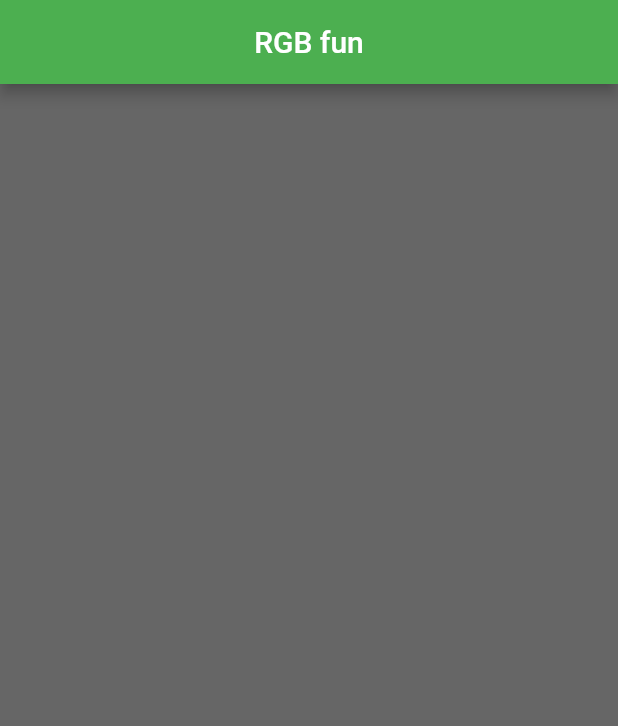
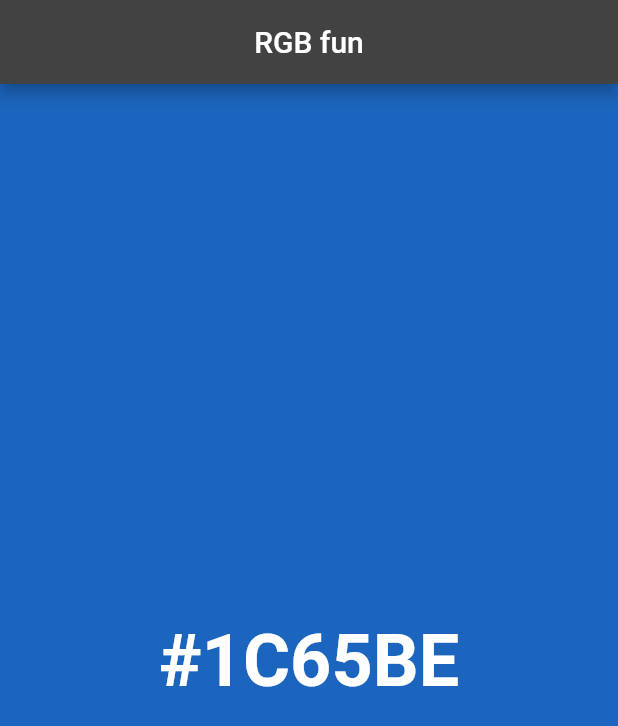
Before and after one commit to Psyhackological/RGBfun, a Flutter app: the screen it shows after launch, on a phone screen of 412 x 824 dp. Shown: the top 726 px of the screen. Run offline on Flutter 3.47's test engine with Material 2 defaults, Android fonts, the phone set to English and light mode, and no system bars.

Commit message:
Changed to dark theme and initialized Random Color Generator

```diff
--- a/lib/main.dart
+++ b/lib/main.dart
@@ -13,9 +13,7 @@ class MyApp extends StatelessWidget {
   Widget build(BuildContext context) {
     return MaterialApp(
       title: 'RGB fun',
-      theme: ThemeData(
-        primarySwatch: Colors.green,
-      ),
+      theme: ThemeData.dark(),
       home: const MyHomePage(title: 'RGB fun'),
       debugShowCheckedModeBanner: false,
     );
@@ -32,28 +30,43 @@ class MyHomePage extends StatefulWidget {
 }
 
 class _MyHomePageState extends State<MyHomePage> {
-  Color _currentColor = const Color(0xFF666666);
+  late Color _currentColor;
 
-  void _generateRandomColor() {
+  @override
+  void initState() {
+    super.initState();
+    _currentColor = generateRandomColor();
+  }
+
+  Color generateRandomColor() {
     final random = Random();
-    setState(() {
-      _currentColor = Color.fromRGBO(
+    return Color.fromRGBO(
       random.nextInt(256),
       random.nextInt(256),
       random.nextInt(256),
       1,
     );
+  }
+
+  void _generateRandomColor() {
+    setState(() {
+      _currentColor = generateRandomColor();
     });
   }
 
-  @override
-  void initState() {
-    super.initState();
-    SystemChrome.setEnabledSystemUIMode(SystemUiMode.manual, overlays: []);
+  String _colorToHexString(Color color) {
+    return '#${color.red.toRadixString(16).padLeft(2, '0').toUpperCase()}${color.green.toRadixString(16).padLeft(2, '0').toUpperCase()}${color.blue.toRadixString(16).padLeft(2, '0').toUpperCase()}';
   }
 
   @override
   Widget build(BuildContext context) {
+    SystemChrome.setSystemUIOverlayStyle(SystemUiOverlayStyle(
+      statusBarColor: _currentColor,
+      statusBarIconBrightness: _currentColor.computeLuminance() > 0.5
+          ? Brightness.dark
+          : Brightness.light,
+    ));
+
     return Scaffold(
       appBar: AppBar(
         title: Text(widget.title),
@@ -72,9 +85,17 @@ class _MyHomePageState extends State<MyHomePage> {
             child: InkWell(
               onTap: _generateRandomColor,
               splashColor: Colors.white.withOpacity(0.25),
-              child: const SizedBox(
-                width: double.infinity,
-                height: double.infinity,
+              child: Center(
+                child: Text(
+                  _colorToHexString(_currentColor),
+                  style: TextStyle(
+                    fontSize: 48,
+                    fontWeight: FontWeight.bold,
+                    color: _currentColor.computeLuminance() > 0.5
+                        ? Colors.black
+                        : Colors.white,
+                  ),
+                ),
               ),
             ),
           ),
```
Lines whose indentation alone changed are shown as unchanged.
